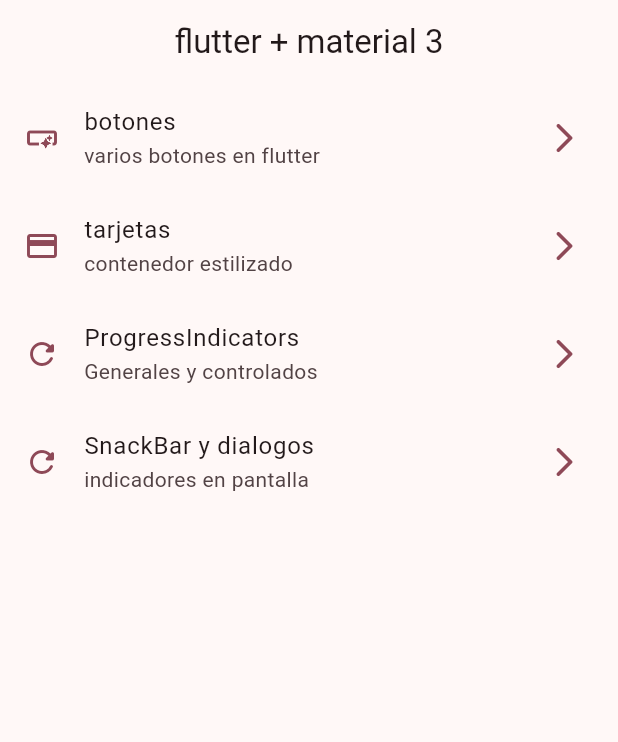
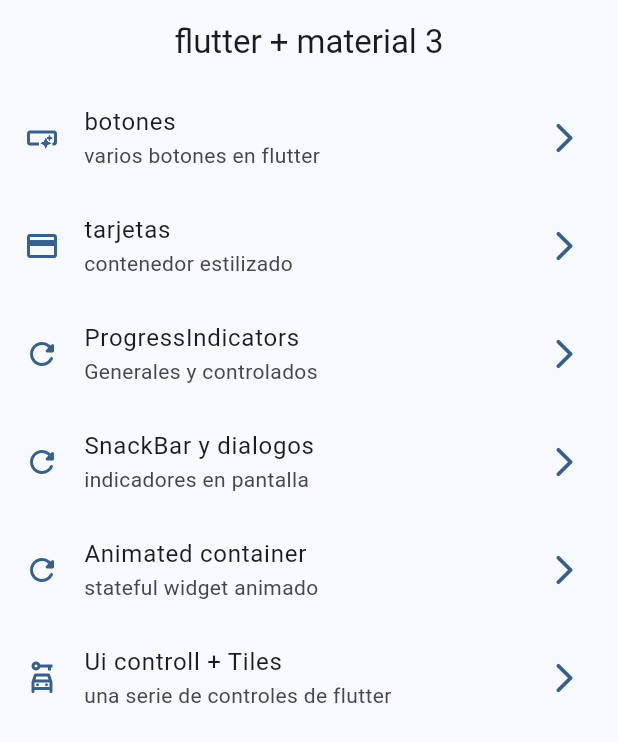
Before and after one commit to Xlart5/widgets_app, a Flutter app: the screen it shows after launch, on a phone screen of 412 x 824 dp. Shown: the top 742 px of the screen. Run offline on Flutter 3.47's test engine with Material 3 defaults, Android fonts, the phone set to English and light mode, and no system bars; our stand-ins replace go_router.

Commit message:
Ui terminado

```diff
--- a/lib/config/menu/menu_item.dart
+++ b/lib/config/menu/menu_item.dart
@@ -33,5 +33,15 @@ const appMenuItems = <MenuItem>[
       title: 'SnackBar y dialogos',
       subTitle: 'indicadores en pantalla',
       link: '/snackbar',
-      icon: Icons.refresh_rounded)
+      icon: Icons.refresh_rounded),
+  MenuItem(
+      title: 'Animated container',
+      subTitle: 'stateful widget animado',
+      link: '/animated',
+      icon: Icons.refresh_rounded),
+  MenuItem(
+      title: 'Ui controll + Tiles ',
+      subTitle: 'una serie de controles de flutter',
+      link: '/uicontrols',
+      icon: Icons.car_rental_outlined),
 ];
--- a/lib/config/router/add_router.dart
+++ b/lib/config/router/add_router.dart
@@ -28,4 +28,14 @@ final appRouter = GoRouter(initialLocation: '/', routes: [
     path: '/snackbar',
     builder: (context, state) => const SnackBarScreen(),
   ),
+  GoRoute(
+    name: AnimatedScreen.name,
+    path: '/animated',
+    builder: (context, state) => const AnimatedScreen(),
+  ),
+  GoRoute(
+    name: UIControlsScreen.name,
+    path: '/uicontrols',
+    builder: (context, state) => const UIControlsScreen(),
+  ),
 ]);
--- a/lib/main.dart
+++ b/lib/main.dart
@@ -15,7 +15,7 @@ class MainApp extends StatelessWidget {
       title: 'flutter Widgets',
       routerConfig: appRouter,
       debugShowCheckedModeBanner: false,
-      theme: AppTheme(selectecColor: 3).getTheme(),
+      theme: AppTheme(selectecColor: 0).getTheme(),
     );
   }
 }
```
Also changed, not shown: lib/presentation/screens/animated/animated_screen.dart (+43 -2 lines), lib/presentation/screens/ui_controls/ui_controls_screen.dart (+104 -1 lines).
